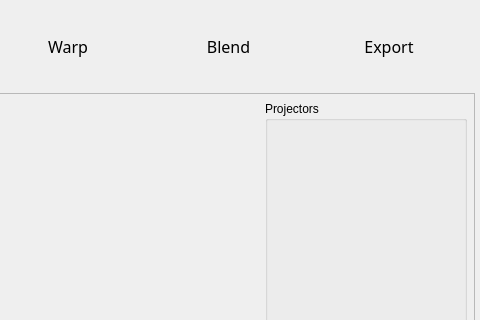
WilstonOreo/omnidome, file src/app/ui/omni_ui_MainWindow.ui: the form before one commit; both pictures show x 835 to 1315 and y 0 to 320 of the 1315 by 778 pixel window.
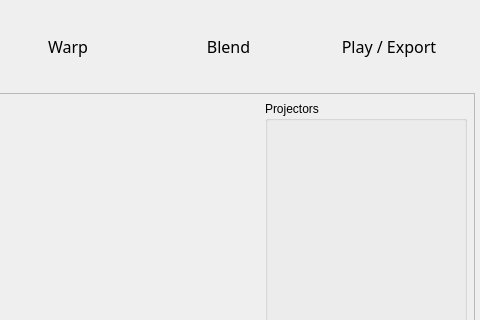
The form after the commit. Icons and pictures are not drawn. Custom widgets are drawn as their Qt base class.

The edit to the form file:
```diff
--- a/src/app/ui/omni_ui_MainWindow.ui
+++ b/src/app/ui/omni_ui_MainWindow.ui
@@ -352,7 +352,7 @@
           </font>
          </property>
          <property name="text">
-          <string>Export</string>
+          <string>Play / Export</string>
          </property>
          <property name="autoRaise">
           <bool>true</bool>
```
Left out of the diff: 12 changed lines with no effect on the pictures.
